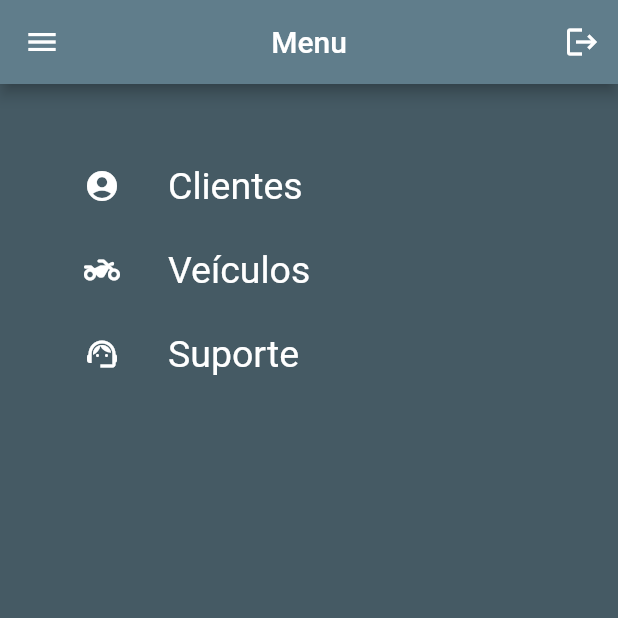
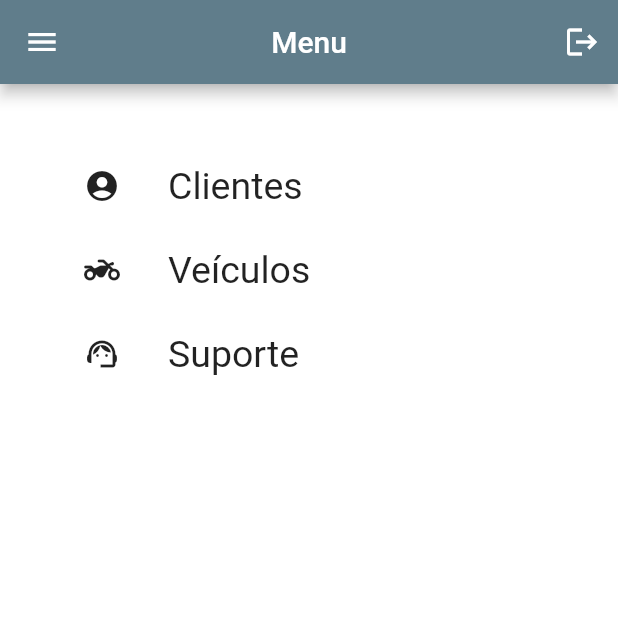
Before and after one commit to marceloboas10/TCC_Aluguel_Motos-Flutter, a Flutter app: the MenuP screen opened by its route, on a phone screen of 412 x 824 dp, the top half of it. Run offline on Flutter 3.47's test engine with Material 2 defaults, Android fonts, the phone set to English and light mode, and no system bars; our stand-ins replace cloud_firestore, firebase_auth, firebase_core; accounts and stored records are empty.

Commit message:
bordas_formulário

```diff
--- a/lib/main.dart
+++ b/lib/main.dart
@@ -19,7 +19,7 @@ Future<void> main() async {
   runApp(MaterialApp(
     debugShowCheckedModeBanner: false,
     //theme: ThemeData(primarySwatch: Colors.amber),
-    initialRoute: '/menuP',
+    initialRoute: '/telaLogin',
     routes: {
       '/telaLogin': (context) => TelaLogin(),
       '/cadastroConta': (context) => CadastroConta(),
--- a/lib/prototipo/menuP.dart
+++ b/lib/prototipo/menuP.dart
@@ -112,20 +112,20 @@ class _MenuPState extends State<MenuP> {
               }),
         ],
       ),
-      backgroundColor: Colors.blueGrey[700],
+      backgroundColor: Colors.white,
       body: Container(
         padding: EdgeInsets.all(40),
         child: ListView(children: [
           ListTile(
             leading: Icon(
               Icons.account_circle,
-              color: Colors.white,
+              color: Colors.black87,
             ),
             title: Text(
               'Clientes',
               style: TextStyle(
                 fontSize: 25,
-                color: Colors.white,
+                color: Colors.black87,
               ),
             ),
             onTap: () {
@@ -135,12 +135,12 @@ class _MenuPState extends State<MenuP> {
           ListTile(
             leading: Icon(
               Icons.two_wheeler_rounded,
-              color: Colors.white,
+              color: Colors.black87,
             ),
             title: Text('Veículos',
                 style: TextStyle(
                   fontSize: 25,
-                  color: Colors.white,
+                  color: Colors.black87,
                 )),
             onTap: () {
               Navigator.pushNamed(context, '/cadastroVeiculo');
@@ -148,13 +148,13 @@ class _MenuPState extends State<MenuP> {
           ),
           ListTile(
             leading: Icon(
-              Icons.support_agent_outlined,
-              color: Colors.white,
+              Icons.support_agent,
+              color: Colors.black87,
             ),
             title: Text('Suporte',
                 style: TextStyle(
                   fontSize: 25,
-                  color: Colors.white,
+                  color: Colors.black87,
                 )),
             onTap: () {
               Navigator.pushNamed(context, '/sobre');
--- a/pubspec.yaml
+++ b/pubspec.yaml
@@ -50,8 +50,7 @@ flutter:
   # To add assets to your application, add an assets section, like this:
   assets:
 
-     - lib/imagens/logo.png
-     - lib/imagens/marcelo.jpg
+     - lib/imagens/
 
   # An image asset can refer to one or more resolution-specific "variants", see
   # https://flutter.dev/assets-and-images/#resolution-aware.
```
Also changed, not shown: lib/form_cliente.dart (+14 -0 lines), lib/form_veiculo.dart (+8 -1 lines), lib/imagens/titan.jpg (added).
